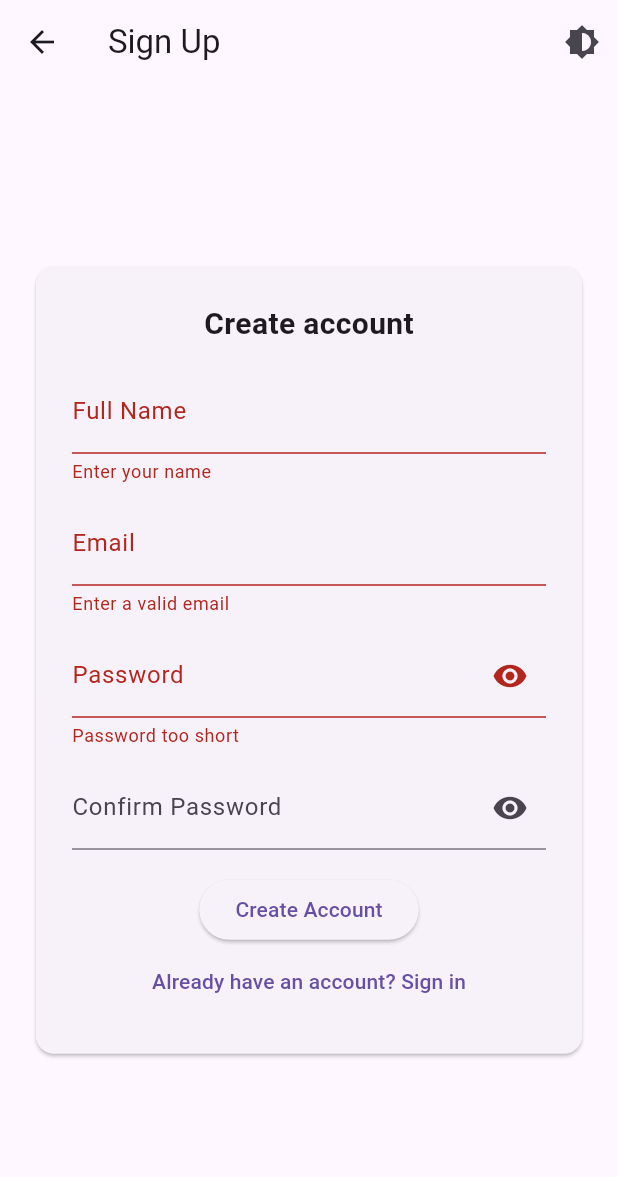
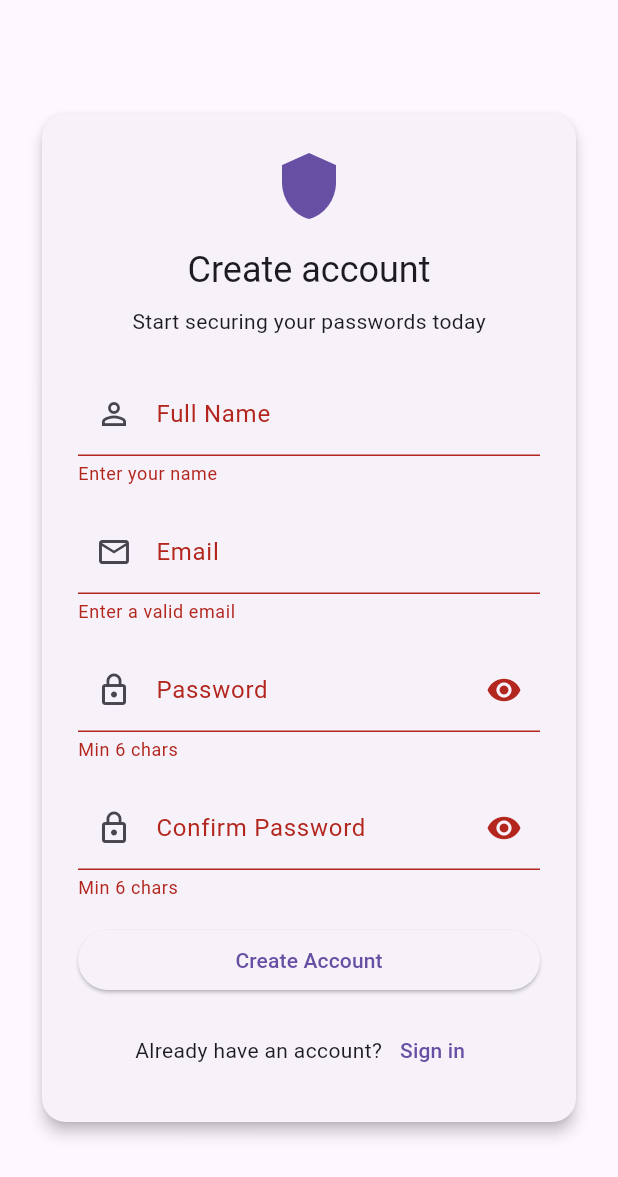
Before and after one commit to whisperrnote/authapp, a Flutter app: the RegisterScreen screen opened by its route, after a tap on "Create Account", on a phone screen of 412 x 824 dp. Shown: the top 1177 px of the screen. Run offline on Flutter 3.47's test engine with Material 3 defaults, Android fonts, the phone set to English and light mode, and no system bars.

Commit message:
✅  Enhance RegisterScreen with improved UI, animations, and validation logic

```diff
--- a/lib/screens/register_screen.dart
+++ b/lib/screens/register_screen.dart
@@ -1,4 +1,5 @@
 import 'package:flutter/material.dart';
+import '../logics/auth_service.dart';
 
 class RegisterScreen extends StatefulWidget {
   const RegisterScreen({super.key});
@@ -7,39 +8,81 @@ class RegisterScreen extends StatefulWidget {
   State<RegisterScreen> createState() => _RegisterScreenState();
 }
 
-class _RegisterScreenState extends State<RegisterScreen> {
+class _RegisterScreenState extends State<RegisterScreen>
+    with SingleTickerProviderStateMixin {
   final _formKey = GlobalKey<FormState>();
   bool _showPassword = false;
   bool _showConfirmPassword = false;
+  bool _loading = false;
   String _name = '';
   String _email = '';
   String _password = '';
   String _confirmPassword = '';
+  String? _error;
 
-  void _register() {
-    if (_formKey.currentState?.validate() ?? false) {
-      // Implement registration logic
-      Navigator.pushReplacementNamed(context, '/dashboard');
+  late AnimationController _controller;
+  late Animation<double> _fadeAnim;
+
+  @override
+  void initState() {
+    super.initState();
+    _controller = AnimationController(
+      duration: const Duration(milliseconds: 300),
+      vsync: this,
+    );
+    _fadeAnim = CurvedAnimation(parent: _controller, curve: Curves.easeInOut);
+    _controller.forward();
   }
+
+  @override
+  void dispose() {
+    _controller.dispose();
+    super.dispose();
+  }
+
+  Future<void> _register() async {
+    setState(() {
+      _loading = true;
+      _error = null;
+    });
+    if (_password != _confirmPassword) {
+      setState(() {
+        _error = "Passwords don't match";
+        _loading = false;
+      });
+      return;
+    }
+    try {
+      await AuthService.instance.register(_email, _password, _name);
+      if (mounted) {
+        Navigator.of(context).pushReplacementNamed('/dashboard');
+      }
+    } catch (e) {
+      setState(() {
+        _error = e.toString();
+      });
+    }
+    setState(() {
+      _loading = false;
+    });
   }
 
   @override
   Widget build(BuildContext context) {
+    final theme = Theme.of(context);
     return Scaffold(
-      appBar: AppBar(
-        title: const Text('Sign Up'),
-        actions: [
-          IconButton(
-            icon: const Icon(Icons.brightness_6),
-            onPressed: () {
-              // Implement theme toggle logic
-            },
+      body: FadeTransition(
+        opacity: _fadeAnim,
+        child: Center(
+          child: SingleChildScrollView(
+            padding: const EdgeInsets.symmetric(horizontal: 24, vertical: 32),
+            child: ConstrainedBox(
+              constraints: const BoxConstraints(maxWidth: 400),
+              child: Card(
+                elevation: 4,
+                shape: RoundedRectangleBorder(
+                  borderRadius: BorderRadius.circular(16),
                 ),
-        ],
-      ),
-      body: Center(
-        child: Card(
-          margin: const EdgeInsets.all(24),
                 child: Padding(
                   padding: const EdgeInsets.all(24),
                   child: Form(
@@ -47,50 +90,66 @@ class _RegisterScreenState extends State<RegisterScreen> {
                     child: Column(
                       mainAxisSize: MainAxisSize.min,
                       children: [
-                  const Text(
+                        Icon(Icons.shield, size: 48, color: theme.primaryColor),
+                        const SizedBox(height: 16),
+                        Text(
                           'Create account',
-                    style: TextStyle(fontSize: 20, fontWeight: FontWeight.bold),
+                          style: theme.textTheme.headlineSmall,
+                        ),
+                        const SizedBox(height: 8),
+                        Text(
+                          'Start securing your passwords today',
+                          style: theme.textTheme.bodyMedium,
+                        ),
+                        const SizedBox(height: 24),
+                        TextFormField(
+                          decoration: const InputDecoration(
+                            labelText: 'Full Name',
+                            prefixIcon: Icon(Icons.person_outline),
+                          ),
+                          onChanged: (v) => _name = v,
+                          validator: (v) => v != null && v.trim().isNotEmpty
+                              ? null
+                              : 'Enter your name',
                         ),
                         const SizedBox(height: 16),
                         TextFormField(
-                    decoration: const InputDecoration(labelText: 'Full Name'),
-                    onChanged: (v) => _name = v,
-                    validator: (v) =>
-                        v != null && v.isNotEmpty ? null : 'Enter your name',
+                          decoration: const InputDecoration(
+                            labelText: 'Email',
+                            prefixIcon: Icon(Icons.email_outlined),
                           ),
-                  const SizedBox(height: 12),
-                  TextFormField(
-                    decoration: const InputDecoration(labelText: 'Email'),
                           keyboardType: TextInputType.emailAddress,
                           onChanged: (v) => _email = v,
                           validator: (v) => v != null && v.contains('@')
                               ? null
                               : 'Enter a valid email',
                         ),
-                  const SizedBox(height: 12),
+                        const SizedBox(height: 16),
                         TextFormField(
                           decoration: InputDecoration(
                             labelText: 'Password',
+                            prefixIcon: const Icon(Icons.lock_outline),
                             suffixIcon: IconButton(
                               icon: Icon(
                                 _showPassword
                                     ? Icons.visibility_off
                                     : Icons.visibility,
                               ),
-                        onPressed: () =>
-                            setState(() => _showPassword = !_showPassword),
+                              onPressed: () => setState(
+                                () => _showPassword = !_showPassword,
+                              ),
                             ),
                           ),
                           obscureText: !_showPassword,
                           onChanged: (v) => _password = v,
-                    validator: (v) => v != null && v.length >= 6
-                        ? null
-                        : 'Password too short',
+                          validator: (v) =>
+                              v != null && v.length >= 6 ? null : 'Min 6 chars',
                         ),
-                  const SizedBox(height: 12),
+                        const SizedBox(height: 16),
                         TextFormField(
                           decoration: InputDecoration(
                             labelText: 'Confirm Password',
+                            prefixIcon: const Icon(Icons.lock_outline),
                             suffixIcon: IconButton(
                               icon: Icon(
                                 _showConfirmPassword
@@ -98,25 +157,64 @@ class _RegisterScreenState extends State<RegisterScreen> {
                                     : Icons.visibility,
                               ),
                               onPressed: () => setState(
-                          () => _showConfirmPassword = !_showConfirmPassword,
+                                () => _showConfirmPassword =
+                                    !_showConfirmPassword,
                               ),
                             ),
                           ),
                           obscureText: !_showConfirmPassword,
                           onChanged: (v) => _confirmPassword = v,
                           validator: (v) =>
-                        v == _password ? null : 'Passwords do not match',
+                              v != null && v.length >= 6 ? null : 'Min 6 chars',
                         ),
                         const SizedBox(height: 16),
-                  ElevatedButton(
-                    onPressed: _register,
-                    child: const Text('Create Account'),
+                        if (_error != null)
+                          Padding(
+                            padding: const EdgeInsets.only(bottom: 8),
+                            child: Text(
+                              _error!,
+                              style: const TextStyle(color: Colors.red),
                             ),
+                          ),
+                        SizedBox(
+                          width: double.infinity,
+                          child: ElevatedButton(
+                            onPressed: _loading
+                                ? null
+                                : () {
+                                    if (_formKey.currentState?.validate() ??
+                                        false) {
+                                      _register();
+                                    }
+                                  },
+                            child: _loading
+                                ? const SizedBox(
+                                    width: 20,
+                                    height: 20,
+                                    child: CircularProgressIndicator(
+                                      strokeWidth: 2,
+                                    ),
+                                  )
+                                : const Text('Create Account'),
+                          ),
+                        ),
+                        const SizedBox(height: 12),
+                        Row(
+                          mainAxisAlignment: MainAxisAlignment.center,
+                          children: [
+                            Text("Already have an account?"),
                             TextButton(
-                    onPressed: () => Navigator.pushNamed(context, '/login'),
-                    child: const Text('Already have an account? Sign in'),
+                              onPressed: () => Navigator.of(
+                                context,
+                              ).pushReplacementNamed('/login'),
+                              child: const Text("Sign in"),
                             ),
                           ],
+                        ),
+                      ],
+                    ),
+                  ),
+                ),
               ),
             ),
           ),
```
Lines whose indentation alone changed are shown as unchanged.
